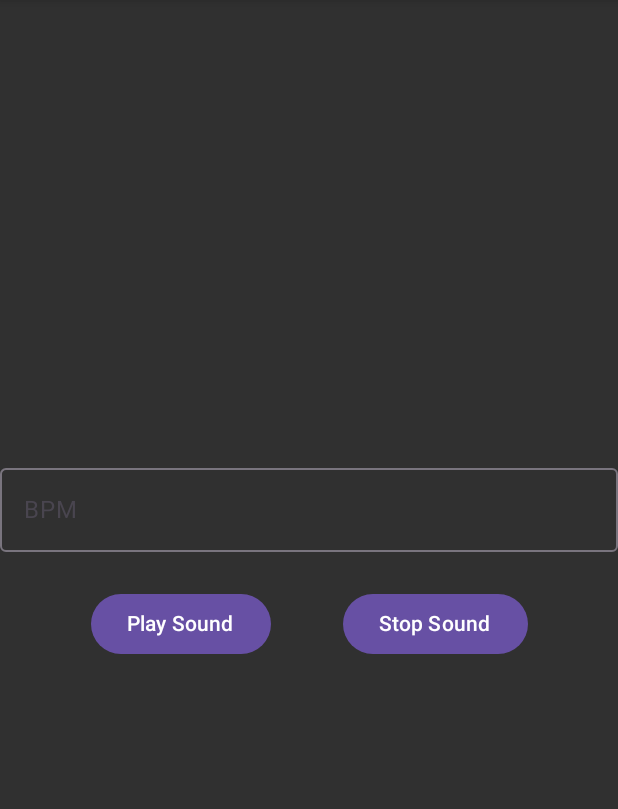
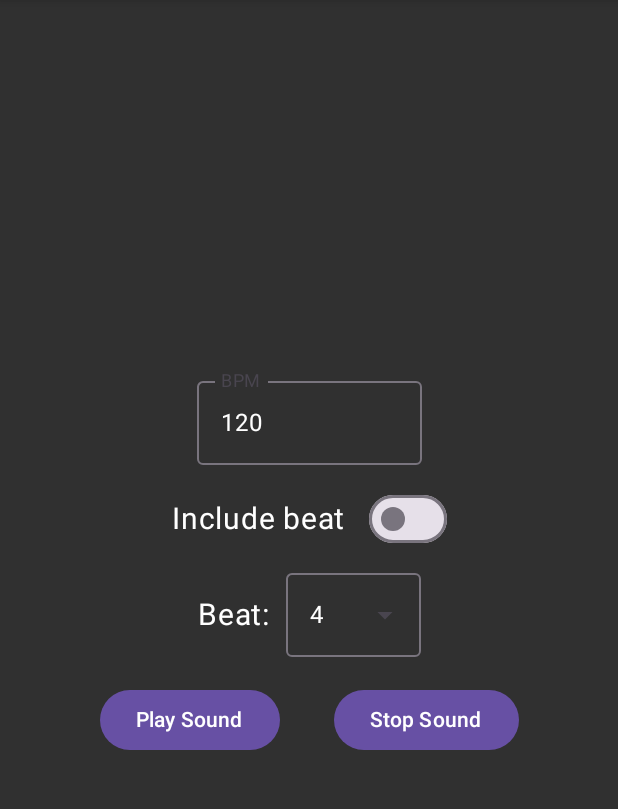
Before and after one commit to MisterChamster/mobilkiProjekt, an Android app built with Jetpack Compose: the screen it shows after launch (MainActivity), after a tap on "Play Sound", on a phone screen of 412 x 824 dp, the part 84-893 px from its top. Run offline under Robolectric (Android 15) with nearby library versions, the phone set to English and light mode, and no system bars.

Commit message:
Toggle, beat list

```diff
--- a/HELLO_PROJECT/app/src/main/AndroidManifest.xml
+++ b/HELLO_PROJECT/app/src/main/AndroidManifest.xml
@@ -1,6 +1,7 @@
 <?xml version="1.0" encoding="utf-8"?>
 <manifest xmlns:android="http://schemas.android.com/apk/res/android"
 xmlns:tools="http://schemas.android.com/tools">
+    <uses-permission android:name="android.permission.POST_NOTIFICATIONS" />
 
     <application
     android:allowBackup="true"
--- a/HELLO_PROJECT/app/src/main/java/com/example/hello_project/MainActivity.kt
+++ b/HELLO_PROJECT/app/src/main/java/com/example/hello_project/MainActivity.kt
@@ -9,19 +9,14 @@ import androidx.appcompat.app.AppCompatActivity
 import androidx.compose.foundation.layout.Arrangement
 import androidx.compose.foundation.layout.Column
 import androidx.compose.foundation.layout.Row
-import androidx.compose.foundation.layout.Spacer
 import androidx.compose.foundation.layout.fillMaxSize
-import androidx.compose.foundation.layout.fillMaxWidth
 import androidx.compose.foundation.layout.padding
 import androidx.compose.foundation.text.KeyboardOptions
-import androidx.compose.foundation.text.input.InputTransformation.Companion.keyboardOptions
-import androidx.compose.foundation.text.input.rememberTextFieldState
 import androidx.compose.material3.Button
 import androidx.compose.material3.MaterialTheme
 import androidx.compose.material3.OutlinedTextField
 import androidx.compose.material3.OutlinedTextFieldDefaults
 import androidx.compose.material3.Text
-import androidx.compose.material3.TextFieldDefaults
 import androidx.compose.runtime.Composable
 import androidx.compose.runtime.remember
 import androidx.compose.ui.Alignment
@@ -29,17 +24,30 @@ import androidx.compose.ui.Modifier
 import androidx.compose.ui.graphics.Color
 import androidx.compose.ui.text.input.KeyboardType
 import androidx.compose.ui.unit.dp
-import java.util.logging.Handler
 import androidx.compose.runtime.getValue
 import androidx.compose.runtime.setValue
 import androidx.compose.runtime.mutableStateOf
+import androidx.compose.foundation.layout.width
+import android.os.Handler
+import androidx.compose.foundation.layout.Spacer
+import androidx.compose.foundation.layout.fillMaxWidth
+import androidx.compose.foundation.layout.height
+import androidx.compose.material3.DropdownMenuItem
+import kotlin.math.round
+import androidx.compose.material3.ExperimentalMaterial3Api
+import androidx.compose.material3.*
+import androidx.compose.material3.ExposedDropdownMenuBox
+import androidx.compose.material3.ExposedDropdownMenuDefaults
+import androidx.compose.runtime.*
+import androidx.compose.ui.unit.sp
 
 
 class MainActivity : AppCompatActivity() {
     private lateinit var soundPool: SoundPool
     private var soundId: Int = 0
-    val current_streamId_list = mutableListOf<Int>()
+//    val current_streamId_list = mutableListOf<Int>()
     val current_handler_list = mutableListOf<Handler>()
+
 
     override fun onCreate(savedInstanceState: Bundle?) {
         super.onCreate(savedInstanceState)
@@ -47,7 +55,7 @@ class MainActivity : AppCompatActivity() {
         // ----------------------- SOUNDPOOL SETUP -----------------------
         // SoundPool setup
         val audioAttributes = AudioAttributes.Builder()
-            .setUsage(AudioAttributes.USAGE_MEDIA)
+            .setUsage(AudioAttributes.USAGE_ASSISTANCE_SONIFICATION)
             .setContentType(AudioAttributes.CONTENT_TYPE_SONIFICATION)
             .build()
 
@@ -61,7 +69,6 @@ class MainActivity : AppCompatActivity() {
         val loaded_snrhigh = soundPool.load(this, R.raw.snr_high, 1)
 
         setContent {
-//            var textBPM = remember { mutableIntStateOf(120) }
             MainUI(soundPool, loaded_snrlow)
         }
     }
@@ -75,9 +82,7 @@ class MainActivity : AppCompatActivity() {
     fun StartSoundButton(onClick: () -> Unit) {
         Column(
             modifier = Modifier
-                .padding(24.dp),
-            verticalArrangement = Arrangement.Center,
-            horizontalAlignment = Alignment.CenterHorizontally
+                .padding(18.dp)
         ) {
             Button(onClick = onClick) {
                 Text(text = "Play Sound")
@@ -89,9 +94,7 @@ class MainActivity : AppCompatActivity() {
     fun StopSoundButton(onClick: () -> Unit) {
         Column(
             modifier = Modifier
-                .padding(24.dp),
-            verticalArrangement = Arrangement.Center,
-            horizontalAlignment = Alignment.CenterHorizontally
+                .padding(18.dp)
         ) {
             Button(onClick = onClick) {
                 Text(text = "Stop Sound")
@@ -99,9 +102,119 @@ class MainActivity : AppCompatActivity() {
         }
     }
 
+    @OptIn(ExperimentalMaterial3Api::class)
+    @Composable
+    fun NumeratorDropdown(selectedOptionNumerator: MutableState<String>) {
+        val options = listOf("1", "2", "3", "4", "5", "6", "7", "8", "9", "10", "11", "12", "13", "14", "15", "16", "17")
+        var expanded by remember { mutableStateOf(false) }
+
+        ExposedDropdownMenuBox(
+            expanded = expanded,
+            onExpandedChange = { expanded = !expanded }
+        ) {
+            OutlinedTextField(
+                value = selectedOptionNumerator.value,
+                onValueChange = {},
+                readOnly = true,
+//                label = { Text("Pick a fruit") },
+                trailingIcon = {
+                    ExposedDropdownMenuDefaults.TrailingIcon(expanded)
+                },
+                modifier = Modifier
+                    .menuAnchor()
+                    .width(90.dp),
+                colors = OutlinedTextFieldDefaults.colors(
+                    disabledTextColor = Color.White,
+                    focusedTextColor = Color.White,
+                    unfocusedTextColor = Color.White
+                )
+            )
+
+            ExposedDropdownMenu(
+                expanded = expanded,
+                onDismissRequest = { expanded = false }
+            ) {
+                options.forEach { option ->
+                    DropdownMenuItem(
+                        text = { Text(option) },
+                        onClick = {
+                            selectedOptionNumerator.value = option
+                            expanded = false
+                        }
+                    )
+                }
+            }
+        }
+    }
+
+    @OptIn(ExperimentalMaterial3Api::class)
+    @Composable
+    fun DenominatorDropdown(selectedOptionDenominator: MutableState<String>) {
+        val options = listOf("2", "4", "8", "16", "32")
+        var expanded by remember { mutableStateOf(false) }
+
+        ExposedDropdownMenuBox(
+            expanded = expanded,
+            onExpandedChange = { expanded = !expanded }
+        ) {
+            OutlinedTextField(
+                value = selectedOptionDenominator.value,
+                onValueChange = {},
+                readOnly = true,
+//                label = { Text("Pick a fruit") },
+                trailingIcon = {
+                    ExposedDropdownMenuDefaults.TrailingIcon(expanded)
+                },
+                modifier = Modifier
+                    .menuAnchor()
+                    .width(90.dp),
+                colors = OutlinedTextFieldDefaults.colors(
+                    disabledTextColor = Color.White,
+                    focusedTextColor = Color.White,
+                    unfocusedTextColor = Color.White
+                )
+            )
+
+            ExposedDropdownMenu(
+                expanded = expanded,
+                onDismissRequest = { expanded = false }
+            ) {
+                options.forEach { option ->
+                    DropdownMenuItem(
+                        text = { Text(option) },
+                        onClick = {
+                            selectedOptionDenominator.value = option
+                            expanded = false
+                        }
+                    )
+                }
+            }
+        }
+    }
+
+    @Composable
+    fun ToggleSwitch(isToggled: MutableState<Boolean>) {
+
+        Row(verticalAlignment = Alignment.CenterVertically) {
+            Switch(
+                checked = isToggled.value,
+                onCheckedChange = { isToggled.value = it }
+            )
+        }
+    }
+
+
+
+//  -----------------------------------------------------------------
+//  ---------------------------- MAIN UI ----------------------------
+//  -----------------------------------------------------------------
     @Composable
     fun MainUI(soundPool: SoundPool, soundId: Int) {
-        var textBPM by remember { mutableStateOf("") }
+        var textBPM by remember { mutableStateOf("120") }
+        var selectedOptionNumerator = remember { mutableStateOf("4") }
+//        var selectedOptionDenominator = remember { mutableStateOf("4") }
+        var isToggled = remember { mutableStateOf(false) }
+
         MaterialTheme {
             Column(modifier = Modifier.fillMaxSize(),
                 horizontalAlignment = Alignment.CenterHorizontally,
@@ -114,31 +227,68 @@ class MainActivity : AppCompatActivity() {
 //                    state = rememberTextFieldState(),
                     label = { Text("BPM") },
                     keyboardOptions = KeyboardOptions(keyboardType = KeyboardType.Number),
-                    modifier = Modifier.fillMaxWidth(),
+                    modifier = Modifier.width(150.dp),
                     colors = OutlinedTextFieldDefaults.colors(
                         disabledTextColor = Color.White,
-                        focusedTextColor = Color.White
+                        focusedTextColor = Color.White,
+                        unfocusedTextColor = Color.White
                     )
                 )
 
+                Spacer(modifier = Modifier.height(12.dp))
+
+                Row (
+                    verticalAlignment = Alignment.CenterVertically
+                ) {
+                    Text(text="Include beat   ", color=Color.White, fontSize = 20.sp)
+                    ToggleSwitch(isToggled)
+                }
+
+                Spacer(modifier = Modifier.height(12.dp))
+
+                Row (
+                    verticalAlignment = Alignment.CenterVertically
+                ){
+                    Text(text="Beat:  ", color=Color.White, fontSize = 20.sp)
+                    NumeratorDropdown(selectedOptionNumerator)
+//                    Text(text = " / ", color = Color.White, fontSize = 33.sp)
+//                    DenominatorDropdown(selectedOptionDenominator)
+                }
 
                 Row {
                     StartSoundButton(onClick = {
+                        println("BAHH")
                         val current_BPM = textBPM.toInt()
-                        var handler = android.os.Handler(Looper.getMainLooper())
-                        var streamId = soundPool.play(soundId, 1f, 1f, 0, -1, 1f)
-                        current_streamId_list.addLast(streamId)
-                        println("BAHH")
-                        println(streamId)
-                        println(current_BPM)
+                        val customLoopIntervalMs = round(1000.0/(current_BPM/60.0)).toLong()
+                        var handler = Handler(Looper.getMainLooper())
+                        current_handler_list.addLast(handler)
+
+                        val numerator = selectedOptionNumerator.value.toInt()
+                        val includeBeat = isToggled.value
+//                        val denominator = selectedOptionDenominator.value.toInt()
+
+
+                        println(customLoopIntervalMs)
+                        println(numerator)
+                        println(includeBeat)
+//                        println(denominator)
+
+                        fun playLoopedSound() {
+                            println("Helo fgtt")
+                            soundPool.play(soundId, 1f, 1f, 1, 0, 1f)
+                            handler.postDelayed({
+                                playLoopedSound()
+                            }, customLoopIntervalMs)
+                        }
+                        playLoopedSound()
                         println("BWAHH")
                     })
 //                Spacer(modifier = Modifier.height(10.dp))
 
                     StopSoundButton(onClick = {
-                        while(current_streamId_list.size > 0){
-                            soundPool.stop(current_streamId_list[0])
-                            current_streamId_list.removeFirst()
+                        while(current_handler_list.size > 0){
+                            current_handler_list[0].removeCallbacksAndMessages(null) // cancel future replays
+                            current_handler_list.removeFirst()
                         }
                         println("BAHH2")
                     })
```
